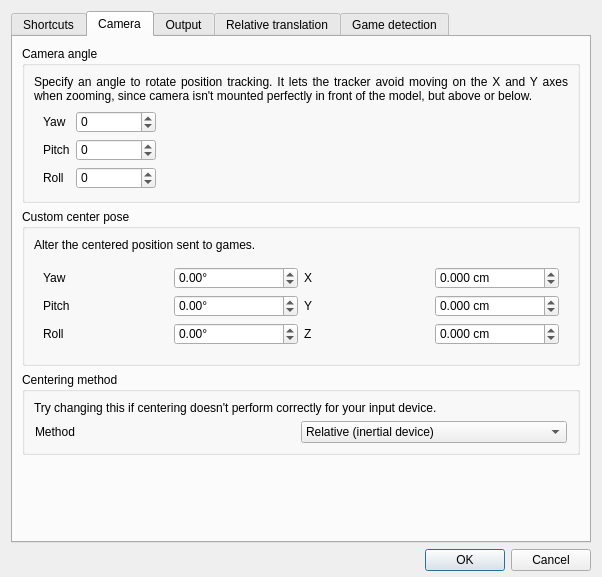
Before: the Qt Designer form gui/options-dialog.ui in opentrack/opentrack, drawn with Qt 5.
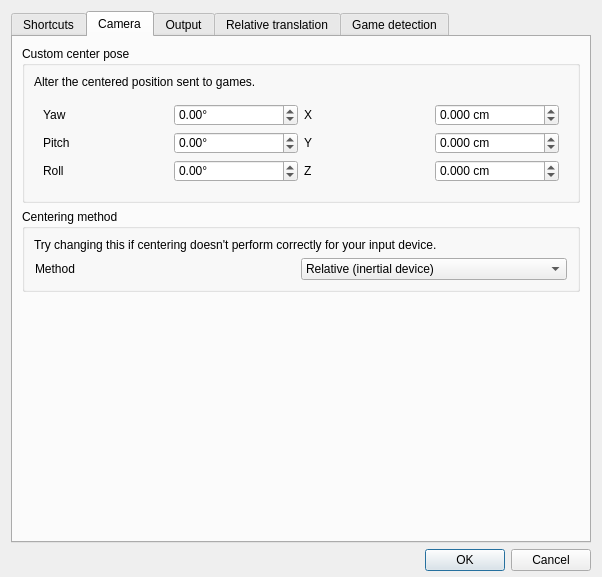
After: the same form once the commit is applied. The open tabs and pages were chosen to show the change. Icons and pictures are not drawn. Custom widgets are drawn as their Qt base class.

Commit message:
get rid of camera angle position rotation
It doesn't work well enough anyway

What changed in the file:
```diff
--- a/gui/options-dialog.ui
+++ b/gui/options-dialog.ui
@@ -7,7 +7,7 @@
     <x>0</x>
     <y>0</y>
     <width>588</width>
-    <height>550</height>
+    <height>552</height>
    </rect>
   </property>
   <property name="sizePolicy">
@@ -965,136 +965,6 @@
        <string>Camera</string>
       </attribute>
       <layout class="QVBoxLayout" name="verticalLayout_2">
-       <item>
-        <widget class="QGroupBox" name="groupBox_5">
-         <property name="sizePolicy">
-          <sizepolicy hsizetype="MinimumExpanding" vsizetype="Maximum">
-           <horstretch>0</horstretch>
-           <verstretch>0</verstretch>
-          </sizepolicy>
-         </property>
-         <property name="title">
-          <string>Camera angle</string>
-         </property>
-         <property name="alignment">
-          <set>Qt::AlignLeading|Qt::AlignLeft|Qt::AlignTop</set>
-         </property>
-         <layout class="QGridLayout" name="gridLayout_6">
-          <item row="4" column="0">
-           <widget class="QLabel" name="label_17">
-            <property name="minimumSize">
-             <size>
-              <width>300</width>
-              <height>0</height>
-             </size>
-            </property>
-            <property name="text">
-             <string>Specify an angle to rotate position tracking. It lets the tracker avoid moving on the X and Y axes when zooming, since camera isn't mounted perfectly in front of the model, but above or below.</string>
-            </property>
-            <property name="alignment">
-             <set>Qt::AlignJustify|Qt::AlignVCenter</set>
-            </property>
-            <property name="wordWrap">
-             <bool>true</bool>
-            </property>
-            <property name="margin">
-             <number>2</number>
-            </property>
-            <property name="openExternalLinks">
-             <bool>true</bool>
-            </property>
-           </widget>
-          </item>
-          <item row="5" column="0" alignment="Qt::AlignLeft">
-           <widget class="QGroupBox" name="groupBox_3">
-            <property name="styleSheet">
-             <string notr="true">QGroupBox
-{
-	border: 0;
-}</string>
-            </property>
-            <layout class="QGridLayout" name="gridLayout_7">
-             <property name="topMargin">
-              <number>2</number>
-             </property>
-             <property name="bottomMargin">
-              <number>2</number>
-             </property>
-             <item row="2" column="0">
-              <widget class="QLabel" name="label_21">
-               <property name="text">
-                <string>Roll</string>
-               </property>
-              </widget>
-             </item>
-             <item row="2" column="1">
-              <widget class="QSpinBox" name="camera_roll">
-               <property name="minimumSize">
-                <size>
-                 <width>80</width>
-                 <height>0</height>
-                </size>
-               </property>
-               <property name="minimum">
-                <number>-180</number>
-               </property>
-               <property name="maximum">
-                <number>180</number>
-               </property>
-              </widget>
-             </item>
-             <item row="0" column="1">
-              <widget class="QSpinBox" name="camera_yaw">
-               <property name="minimumSize">
-                <size>
-                 <width>80</width>
-                 <height>0</height>
-                </size>
-               </property>
-               <property name="minimum">
-                <number>-180</number>
-               </property>
-               <property name="maximum">
-                <number>180</number>
-               </property>
-              </widget>
-             </item>
-             <item row="1" column="0">
-              <widget class="QLabel" name="label_19">
-               <property name="text">
-                <string>Pitch</string>
-               </property>
-              </widget>
-             </item>
-             <item row="1" column="1">
-              <widget class="QSpinBox" name="camera_pitch">
-               <property name="minimumSize">
-                <size>
-                 <width>80</width>
-                 <height>0</height>
-                </size>
-               </property>
-               <property name="minimum">
-                <number>-180</number>
-               </property>
-               <property name="maximum">
-                <number>180</number>
-               </property>
-              </widget>
-             </item>
-             <item row="0" column="0">
-              <widget class="QLabel" name="label_18">
-               <property name="text">
-                <string>Yaw</string>
-               </property>
-              </widget>
-             </item>
-            </layout>
-           </widget>
-          </item>
-         </layout>
-        </widget>
-       </item>
        <item>
         <widget class="QGroupBox" name="groupBox_6">
          <property name="sizePolicy">
```
Left out of the diff: 3 changed lines with no effect on the pictures. The commit also changes 5 other files.
